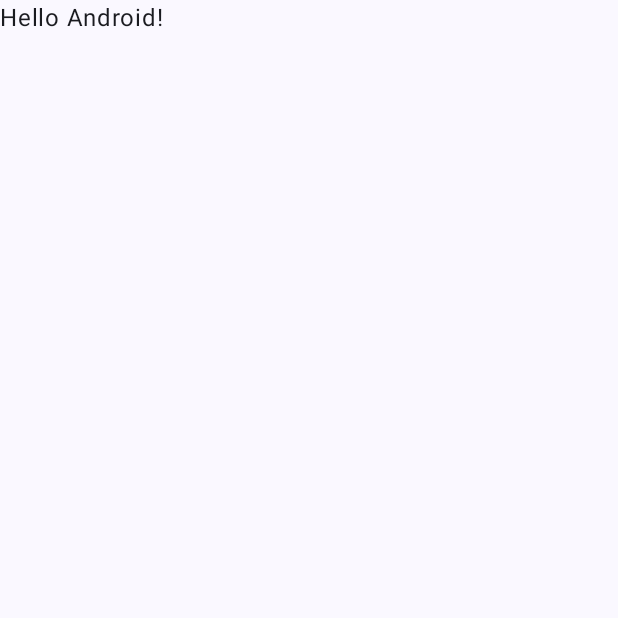
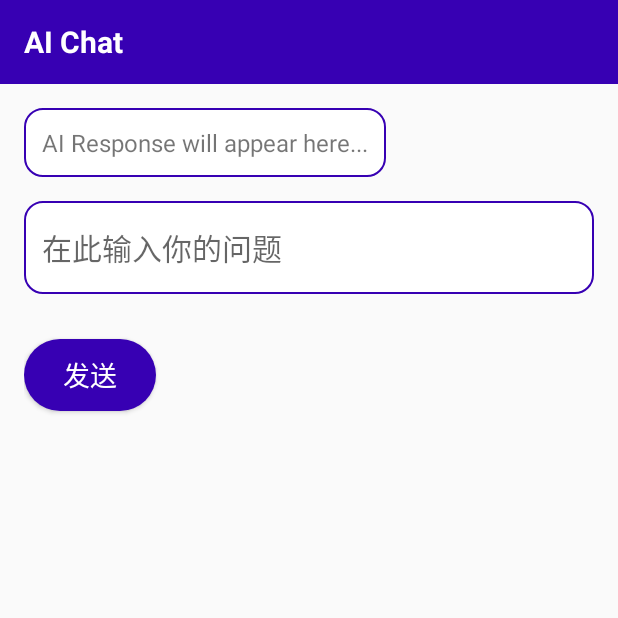
Before and after one commit to SunJianBai/Android_chatai_demo, an Android app built with Jetpack Compose: the screen it shows after launch (MainActivity), on a phone screen of 412 x 824 dp, the top half of it. Before the commit the part shown is almost empty. Run offline under Robolectric (Android 15) with nearby library versions, the phone set to English and light mode, and no system bars; libraries missing offline, so code that uses them is left out: io.noties.markwon; 1 statement that could not run was skipped.

Commit message:
ai对话基本实现

```diff
--- a/app/build.gradle.kts
+++ b/app/build.gradle.kts
@@ -49,6 +49,7 @@ dependencies {
     implementation(libs.androidx.ui.graphics)
     implementation(libs.androidx.ui.tooling.preview)
     implementation(libs.androidx.material3)
+    implementation(libs.material)
     testImplementation(libs.junit)
     androidTestImplementation(libs.androidx.junit)
     androidTestImplementation(libs.androidx.espresso.core)
@@ -56,4 +57,8 @@ dependencies {
     androidTestImplementation(libs.androidx.ui.test.junit4)
     debugImplementation(libs.androidx.ui.tooling)
     debugImplementation(libs.androidx.ui.test.manifest)
+    implementation("com.squareup.okhttp3:okhttp:4.12.0")
+    implementation("io.noties.markwon:core:4.6.2")
+    //implementation ("com.google.android.material:material:1.11.0")
+
 }
--- a/app/src/main/AndroidManifest.xml
+++ b/app/src/main/AndroidManifest.xml
@@ -1,6 +1,8 @@
 <?xml version="1.0" encoding="utf-8"?>
 <manifest xmlns:android="http://schemas.android.com/apk/res/android"
     xmlns:tools="http://schemas.android.com/tools">
+    <uses-permission android:name="android.permission.INTERNET" />]
+    <uses-permission android:name="android.permission.ACCESS_NETWORK_STATE" />
 
     <application
         android:allowBackup="true"
--- a/app/src/main/java/com/sun/chattest/MainActivity.kt
+++ b/app/src/main/java/com/sun/chattest/MainActivity.kt
@@ -1,47 +1,93 @@
 package com.sun.chattest
 
 import android.os.Bundle
+import android.widget.Button
+import android.widget.EditText
+import android.widget.TextView
+import android.widget.Toast
 import androidx.activity.ComponentActivity
-import androidx.activity.compose.setContent
-import androidx.activity.enableEdgeToEdge
-import androidx.compose.foundation.layout.fillMaxSize
-import androidx.compose.foundation.layout.padding
-import androidx.compose.material3.Scaffold
-import androidx.compose.material3.Text
-import androidx.compose.runtime.Composable
-import androidx.compose.ui.Modifier
-import androidx.compose.ui.tooling.preview.Preview
-import com.sun.chattest.ui.theme.ChattestTheme
+import io.noties.markwon.Markwon
+import okhttp3.*
+import java.io.IOException
+import okhttp3.MediaType.Companion.toMediaTypeOrNull
+import okhttp3.RequestBody.Companion.toRequestBody
+import java.util.concurrent.TimeUnit
 
 class MainActivity : ComponentActivity() {
+    private val client = OkHttpClient.Builder()
+        .connectTimeout(60, java.util.concurrent.TimeUnit.SECONDS)
+        .readTimeout(60, java.util.concurrent.TimeUnit.SECONDS)
+        .writeTimeout(60, java.util.concurrent.TimeUnit.SECONDS)
+        .build()
+
     override fun onCreate(savedInstanceState: Bundle?) {
         super.onCreate(savedInstanceState)
-        enableEdgeToEdge()
-        setContent {
-            ChattestTheme {
-                Scaffold(modifier = Modifier.fillMaxSize()) { innerPadding ->
-                    Greeting(
-                        name = "Android",
-                        modifier = Modifier.padding(innerPadding)
-                    )
+        setContentView(R.layout.activity_main)
+
+        val question = findViewById<EditText>(R.id.etQuestion)
+        val btnSubmit = findViewById<Button>(R.id.btnSubmit)
+        val txtResponse = findViewById<TextView>(R.id.txtResponse)
+        val markwon = Markwon.create(this)
+
+
+        btnSubmit.setOnClickListener {
+            val questionText = question.text.toString()
+            Toast.makeText(this, "提问中: $questionText", Toast.LENGTH_SHORT).show()
+
+            getResponse(questionText) { response ->
+                runOnUiThread {
+                    val formattedResponse = response.replace("\\n", "\n")
+                    markwon.setMarkdown(txtResponse, formattedResponse)
                 }
             }
         }
     }
-}
 
-@Composable
-fun Greeting(name: String, modifier: Modifier = Modifier) {
-    Text(
-        text = "Hello $name!",
-        modifier = modifier
-    )
-}
+    private fun getResponse(question: String, callback: (String) -> Unit) {
+        val apiKey = "sk-trtxvukyresekejjnymgityktjyybtmtccvnlbwhbwnnvoji"  // 建议通过 gradle.properties 或安全方式存储
+        val url = "https://api.siliconflow.cn/v1/chat/completions" // 示例URL，请根据实际修改
 
-@Preview(showBackground = true)
-@Composable
-fun GreetingPreview() {
-    ChattestTheme {
-        Greeting("Android")
+        val json = """
+            {
+                "model": "Qwen/QwQ-32B",
+                "messages": [
+                    {"role": "system", "content": "You are a helpful assistant."},
+                    {"role": "user", "content": "$question"}
+                ],
+                "temperature": 0.7,
+                "max_tokens": 1024
+            }
+        """.trimIndent()
+
+        val mediaType = "application/json; charset=utf-8".toMediaTypeOrNull()
+        val body = json.toRequestBody(mediaType)
+
+        val request = Request.Builder()
+            .url(url)
+            .addHeader("Authorization", "Bearer $apiKey")
+            .addHeader("Content-Type", "application/json")
+            .post(body)
+            .build()
+
+        client.newCall(request).enqueue(object : Callback {
+            override fun onFailure(call: Call, e: IOException) {
+                callback("请求失败: ${e.message}")
+            }
+
+            override fun onResponse(call: Call, response: Response) {
+                if (!response.isSuccessful) {
+                    callback("服务器错误: ${response.code}")
+                    return
+                }
+
+                val bodyString = response.body?.string()
+                // 注意：你需要从 JSON 中提取实际回答内容
+                // 假设返回 JSON 类似：{"choices":[{"message":{"content":"答案"}}]}
+                val content = Regex("\"content\"\\s*:\\s*\"(.*?)\"")
+                    .find(bodyString ?: "")?.groups?.get(1)?.value
+
+                callback(content ?: "解析失败")
+            }
+        })
     }
 }
--- /dev/null
+++ b/app/src/main/res/drawable/rounded_background.xml
@@ -0,0 +1,6 @@
+<?xml version="1.0" encoding="utf-8"?>
+<shape xmlns:android="http://schemas.android.com/apk/res/android">
+    <solid android:color="@android:color/white" />
+    <corners android:radius="12dp" />
+    <stroke android:width="1dp" android:color="@color/purple_700" />
+</shape>
--- /dev/null
+++ b/app/src/main/res/drawable/rounded_button.xml
@@ -0,0 +1,5 @@
+<?xml version="1.0" encoding="utf-8"?>
+<shape xmlns:android="http://schemas.android.com/apk/res/android">
+    <solid android:color="@color/purple_700" />
+    <corners android:radius="24dp" />
+</shape>
--- /dev/null
+++ b/app/src/main/res/drawable/rounded_edittext.xml
@@ -0,0 +1,6 @@
+<?xml version="1.0" encoding="utf-8"?>
+<shape xmlns:android="http://schemas.android.com/apk/res/android">
+    <solid android:color="@android:color/white" />
+    <corners android:radius="12dp" />
+    <stroke android:width="1dp" android:color="@color/purple_700" />
+</shape>
--- /dev/null
+++ b/app/src/main/res/layout/activity_main.xml
@@ -0,0 +1,70 @@
+<?xml version="1.0" encoding="utf-8"?>
+<LinearLayout xmlns:android="http://schemas.android.com/apk/res/android"
+    xmlns:tools="http://schemas.android.com/tools"
+    android:layout_width="match_parent"
+    android:layout_height="match_parent"
+    android:orientation="vertical"
+
+    tools:context=".MainActivity">
+
+    <LinearLayout
+        android:layout_width="match_parent"
+        android:layout_height="56dp"
+        android:background="@color/purple_700"
+        android:gravity="center_vertical"
+        android:paddingHorizontal="16dp">
+
+        <TextView
+            android:layout_width="wrap_content"
+            android:layout_height="wrap_content"
+            android:text="AI Chat"
+            android:textColor="@android:color/white"
+            android:textSize="20sp"
+            android:textStyle="bold" />
+    </LinearLayout>
+
+    <ScrollView
+        android:layout_width="match_parent"
+        android:layout_height="0dp"
+        android:layout_weight="1"
+        android:fillViewport="true">
+
+        <LinearLayout
+            android:layout_width="match_parent"
+            android:layout_height="wrap_content"
+            android:orientation="vertical"
+            android:padding="16dp">
+
+            <TextView
+                android:id="@+id/txtResponse"
+                android:layout_width="wrap_content"
+                android:layout_height="wrap_content"
+                android:layout_marginBottom="16dp"
+                android:padding="12dp"
+                android:background="@drawable/rounded_background"
+                android:text="AI Response will appear here..."
+                android:textSize="16sp" />
+
+            <EditText
+                android:id="@+id/etQuestion"
+                android:layout_width="match_parent"
+                android:layout_height="62dp"
+                android:layout_marginBottom="10dp"
+                android:hint="在此输入你的问题"
+                android:padding="12dp"
+                android:background="@drawable/rounded_edittext"
+                android:textSize="20sp" />
+
+            <Button
+                android:id="@+id/btnSubmit"
+                android:layout_width="wrap_content"
+                android:layout_height="48dp"
+                android:layout_marginTop="20dp"
+                android:background="@drawable/rounded_button"
+                android:text="发送"
+                android:textAllCaps="false"
+                android:textColor="@android:color/white"
+                android:textSize="18sp" />
+        </LinearLayout>
+    </ScrollView>
+</LinearLayout>
--- a/gradle/libs.versions.toml
+++ b/gradle/libs.versions.toml
@@ -8,6 +8,7 @@ espressoCore = "3.6.1"
 lifecycleRuntimeKtx = "2.8.7"
 activityCompose = "1.10.1"
 composeBom = "2024.04.01"
+material = "1.12.0"
 
 [libraries]
 androidx-core-ktx = { group = "androidx.core", name = "core-ktx", version.ref = "coreKtx" }
@@ -24,6 +25,7 @@ androidx-ui-tooling-preview = { group = "androidx.compose.ui", name = "ui-toolin
 androidx-ui-test-manifest = { group = "androidx.compose.ui", name = "ui-test-manifest" }
 androidx-ui-test-junit4 = { group = "androidx.compose.ui", name = "ui-test-junit4" }
 androidx-material3 = { group = "androidx.compose.material3", name = "material3" }
+material = { group = "com.google.android.material", name = "material", version.ref = "material" }
 
 [plugins]
 android-application = { id = "com.android.application", version.ref = "agp" }
```
